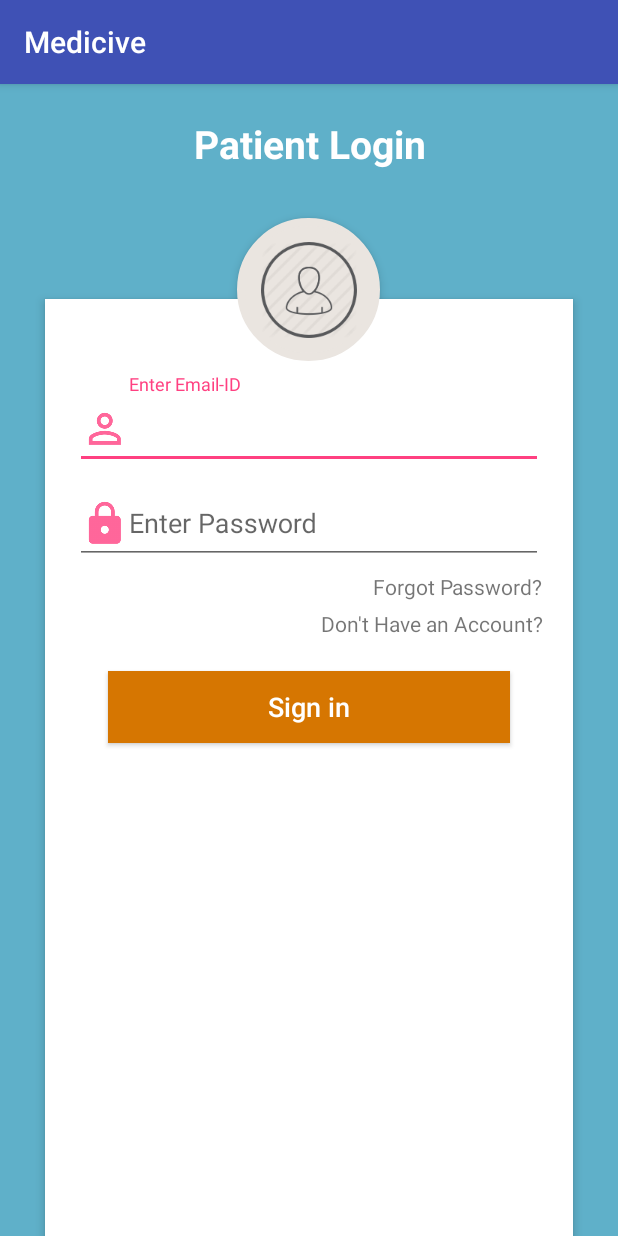
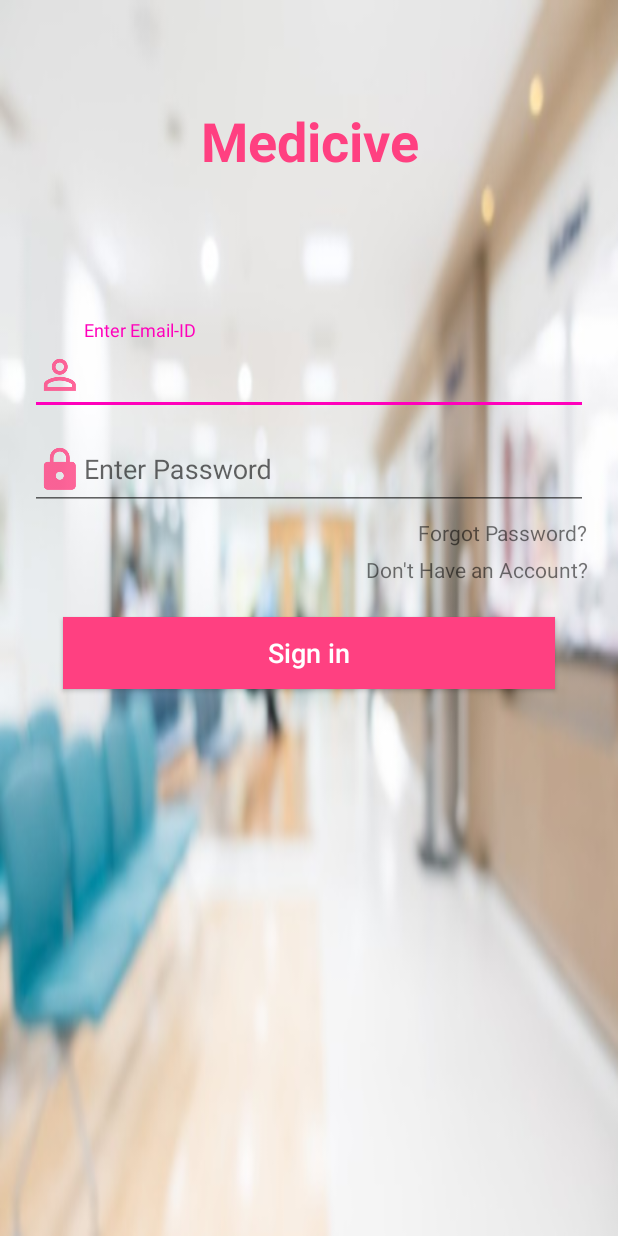
Before and after one commit to tinuthomson/HospitalManagement, an Android app: the LoginActivity screen opened directly, with no data from a screen before it, on a phone screen of 412 x 824 dp. Run offline under Robolectric (Android 15) with nearby library versions, the phone set to English and light mode, and no system bars; our stand-ins replace Firebase (no records; nobody signed in at launch, a user with empty details on screens opened directly); libraries missing offline, so code that uses them is left out: com.github.amlcurran.showcaseview, com.scottyab.showhidepasswordedittext; plain views replace ShowHidePasswordEditText; 4 statements that could not run were skipped.

Commit message:
UI Updates changed some minor color combos and redesigned login and all

```diff
--- a/app/src/main/AndroidManifest.xml
+++ b/app/src/main/AndroidManifest.xml
@@ -29,7 +29,8 @@
             </intent-filter>
         </activity>
         <activity android:name=".RegisterActivity" />
-        <activity android:name=".LoginActivity" />
+        <activity android:name=".LoginActivity"
+            android:theme="@style/AppTheme.NoActionBar"/>
         <activity android:name=".ResetPasswordActivity" />
         <activity android:name=".FeedbackActivity" />
         <activity
--- a/app/src/main/res/layout/activity_booking.xml
+++ b/app/src/main/res/layout/activity_booking.xml
@@ -92,9 +92,8 @@
         android:id="@+id/book"
         android:layout_width="wrap_content"
         android:layout_height="wrap_content"
-        android:layout_alignParentBottom="true"
-        android:layout_centerHorizontal="true"
-        android:layout_marginBottom="21dp"
+        android:layout_alignStart="@+id/noon"
+        android:layout_below="@+id/noon"
         android:text="Book" />
 
 </RelativeLayout>
--- a/app/src/main/res/layout/activity_login.xml
+++ b/app/src/main/res/layout/activity_login.xml
@@ -1,42 +1,47 @@
 <?xml version="1.0" encoding="utf-8"?>
 <RelativeLayout xmlns:android="http://schemas.android.com/apk/res/android"
     xmlns:app="http://schemas.android.com/apk/res-auto"
+    xmlns:tools="http://schemas.android.com/tools"
     android:layout_width="match_parent"
     android:layout_height="match_parent"
-    android:background="#5fb0c9"
+    android:background="@drawable/loginb"
     android:orientation="vertical"
     android:scrollbarAlwaysDrawVerticalTrack="true">
+
     <TextView
         android:id="@+id/login_title"
         android:layout_width="fill_parent"
         android:layout_height="wrap_content"
-        android:layout_marginBottom="16dp"
-        android:layout_marginTop="22dp"
+        android:layout_alignParentStart="true"
+        android:layout_alignParentTop="true"
+        android:layout_marginTop="69dp"
         android:gravity="center_horizontal"
-        android:text="Patient Login"
-        android:textColor="#fff"
-        android:textSize="26sp"
+        android:text="Medicive"
+        android:textColor="@color/colorAccent"
+        android:textSize="36sp"
         android:textStyle="bold" />
 
     <RelativeLayout
         android:layout_width="fill_parent"
         android:layout_height="wrap_content"
+        android:layout_alignParentStart="true"
         android:layout_below="@+id/login_title"
-        android:layout_marginLeft="30dp"
-        android:layout_marginRight="30dp"
-        android:layout_marginTop="70dp"
-        android:background="#fff"
+        android:background="@color/bg_screen2"
         android:elevation="4dp"
         android:orientation="vertical"
-        android:padding="20dp">
-        <ScrollView
-            android:layout_width="match_parent"
-            android:layout_height="match_parent">
+        android:padding="20dp"
+        android:visibility="visible">
+
+
         <LinearLayout
             android:layout_width="fill_parent"
             android:layout_height="wrap_content"
+            android:layout_below="@+id/login_title"
+            android:layout_centerHorizontal="true"
+            android:layout_marginTop="45dp"
             android:orientation="vertical"
-            android:paddingTop="30dp">
+            android:paddingTop="30dp"
+            tools:ignore="NotSibling">
 
             <android.support.design.widget.TextInputLayout
                 android:layout_width="match_parent"
@@ -47,10 +52,11 @@
                     android:layout_width="fill_parent"
                     android:layout_height="wrap_content"
                     android:drawableLeft="@drawable/user"
-                    android:drawableTint="#FF4081"
+                    android:drawableTint="@color/colorAccent"
                     android:hint="Enter Email-ID"
                     android:inputType="textEmailAddress"
-                    android:singleLine="true" />
+                    android:singleLine="true"
+                    android:textColorLink="@color/bg_screen2" />
             </android.support.design.widget.TextInputLayout>
 
             <android.support.design.widget.TextInputLayout
@@ -63,10 +69,12 @@
                     android:layout_height="wrap_content"
                     android:layout_marginTop="16dp"
                     android:drawableLeft="@drawable/lock"
-                    android:drawableTint="#FF4081"
+                    android:drawableTint="@color/colorAccent"
                     android:hint="Enter Password"
                     android:inputType="textPassword"
                     android:singleLine="true"
+                    android:textColorHint="@color/common_google_signin_btn_text_dark_focused"
+                    android:textColorLink="@color/bg_screen3"
                     app:drawable_hide="@drawable/shhide"
                     app:drawable_show="@drawable/shpass" />
             </android.support.design.widget.TextInputLayout>
@@ -92,10 +100,12 @@
 
             <Button
                 android:id="@+id/buttonSignin"
+                style="@style/Widget.AppCompat.Button.Small"
                 android:layout_width="fill_parent"
                 android:layout_height="wrap_content"
                 android:layout_margin="22dp"
-                android:background="#d67601"
+                android:background="@color/colorAccent"
+                android:elevation="0dp"
                 android:onClick="onClick1"
                 android:text="Sign in"
                 android:textAllCaps="false"
@@ -103,18 +113,7 @@
                 android:textSize="18sp" />
 
         </LinearLayout>
-        </ScrollView>
 
     </RelativeLayout>
 
-    <ImageButton
-        android:id="@+id/user_profile_photo"
-        android:layout_width="95dp"
-        android:layout_height="95dp"
-        android:layout_below="@+id/login_title"
-        android:layout_centerHorizontal="true"
-        android:layout_marginTop="16dp"
-        android:background="@drawable/user_profile_image_background"
-        android:elevation="4dp"
-        android:src="@drawable/ok" />
 </RelativeLayout>
--- a/app/src/main/res/layout/activity_splash.xml
+++ b/app/src/main/res/layout/activity_splash.xml
@@ -1,9 +1,8 @@
 <?xml version="1.0" encoding="utf-8"?>
 <RelativeLayout xmlns:android="http://schemas.android.com/apk/res/android"
-    xmlns:app="http://schemas.android.com/apk/res-auto"
     android:layout_width="match_parent"
     android:layout_height="match_parent"
-    android:background="@color/colorPrimaryDark" >
+    android:background="@color/colorAccent">
 
     <TextView
         android:id="@+id/textView5"
--- a/app/src/main/res/values/colors.xml
+++ b/app/src/main/res/values/colors.xml
@@ -2,11 +2,11 @@
 <resources>
     <color name="colorPrimary">#3F51B5</color>
     <color name="colorPrimaryDark">#303F9F</color>
-    <color name="colorAccent">#FF4081</color>
+    <color name="colorAccent">#ff4081</color>
 
     <!-- Screens background color-->
     <color name="bg_screen1">#f64c73</color>
-    <color name="bg_screen2">#15a23f</color>
+    <color name="bg_screen2">#00ffffff</color>
     <color name="bg_screen3">#3395ff</color>
     <color name="bg_screen4">#c873f4</color>
 
--- a/app/src/main/res/values/styles.xml
+++ b/app/src/main/res/values/styles.xml
@@ -3,9 +3,9 @@
     <!-- Base application theme. -->
     <style name="AppTheme" parent="Theme.AppCompat.Light.DarkActionBar">
         <!-- Customize your theme here. -->
-        <item name="colorPrimary">@color/colorPrimary</item>
+        <item name="colorPrimary">@color/colorAccent</item>
         <item name="colorPrimaryDark">@color/colorPrimaryDark</item>
-        <item name="colorAccent">@color/colorAccent</item>
+        <item name="colorAccent">#ff00bb</item>
     </style>
 
     <style name="AppTheme.NoActionBar">
@@ -17,4 +17,10 @@
 
     <style name="AppTheme.PopupOverlay" parent="ThemeOverlay.AppCompat.Light" />
 
+    <style name="Custom" parent="AppTheme" >
+        <item name="android:colorBackground">@drawable/loginbg</item>
+        <item name="colorPrimaryDark">@color/colorAccent</item>
+        <item name="colorPrimary">@color/colorAccent</item>
+    </style>
+
 </resources>
```
Also changed, not shown: app/src/main/res/layout/activity_register.xml (+12 -5 lines), app/src/main/res/layout/activity_reset_password.xml (+7 -6 lines), app/src/main/res/values-v21/styles.xml (+7 -0 lines), app/src/main/res/drawable-xhdpi/loginb.jpg (added), app/src/main/res/drawable-xhdpi/loginbg.jpg (added), app/src/main/res/drawable-xhdpi/loging.jpg (added), app/src/main/res/drawable-xhdpi/loginpink.jpg (added).
